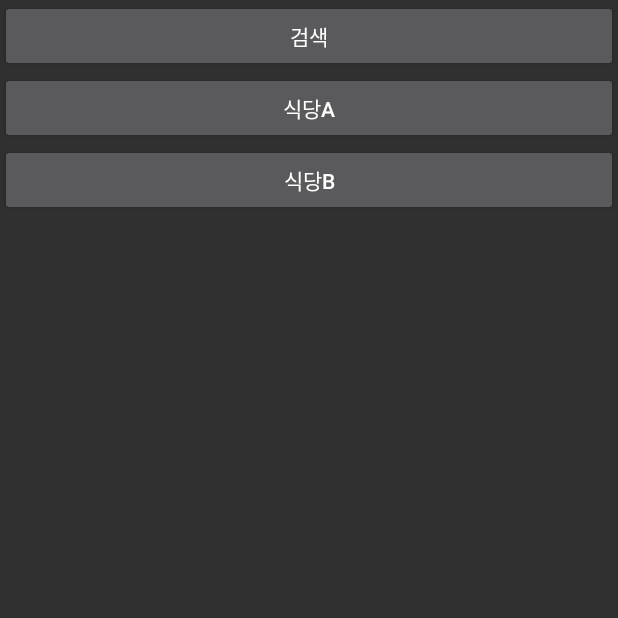
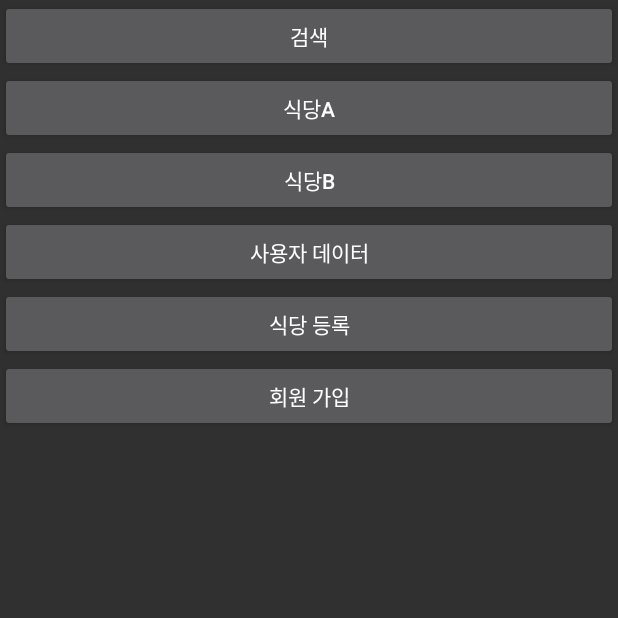
Before and after one commit to MarrRang/ma-WYE, an Android app: the screen it shows after launch (Base_Activity), on a phone screen of 412 x 824 dp, the top half of it. Run offline under Robolectric (Android 15) with nearby library versions, the light colour scheme and no system bars.

Commit message:
initial commit

```diff
--- a/app/src/main/java/com/example/ma/seat/Base_Activity.java
+++ b/app/src/main/java/com/example/ma/seat/Base_Activity.java
@@ -8,20 +8,32 @@ import android.widget.Button;
 
 public class Base_Activity extends AppCompatActivity implements View.OnClickListener{
 
-    Button searchBtn;
+    Button search_intent_Btn;
     Button restaurantA_intent_Btn;
     Button restaurantB_intent_Btn;
+    Button personalData_intent_Btn;
+    Button uploadRestaurant_intent_Btn;
+    Button signup_intent_Btn;
 
     @Override
     protected void onCreate(Bundle savedInstanceState) {
         super.onCreate(savedInstanceState);
         setContentView(R.layout.activity_base_);
 
+        search_intent_Btn = (Button)findViewById(R.id.base_Btn_Search);
         restaurantA_intent_Btn = (Button)findViewById(R.id.btn_restaurant_A);
         restaurantB_intent_Btn = (Button)findViewById(R.id.btn_restaurant_B);
+        personalData_intent_Btn = (Button)findViewById(R.id.base_Btn_PersonalData);
+        uploadRestaurant_intent_Btn = (Button)findViewById(R.id.base_Btn_UploadRestaurant);
+        signup_intent_Btn = (Button)findViewById(R.id.base_Btn_SignUp);
 
+        search_intent_Btn.setOnClickListener(this);
         restaurantA_intent_Btn.setOnClickListener(this);
         restaurantB_intent_Btn.setOnClickListener(this);
+        personalData_intent_Btn.setOnClickListener(this);
+        uploadRestaurant_intent_Btn.setOnClickListener(this);
+        signup_intent_Btn.setOnClickListener(this);
+
     }
 
         @Override
--- a/app/src/main/res/layout/activity_base_.xml
+++ b/app/src/main/res/layout/activity_base_.xml
@@ -7,7 +7,7 @@
     android:orientation="vertical">
 
     <Button
-        android:id="@+id/btn_search"
+        android:id="@+id/base_Btn_Search"
         android:layout_width="match_parent"
         android:layout_height="wrap_content"
         android:text="검색" />
@@ -16,7 +16,7 @@
         android:id="@+id/btn_restaurant_A"
         android:layout_width="match_parent"
         android:layout_height="wrap_content"
-        android:layout_below="@id/btn_search"
+        android:layout_below="@id/base_Btn_Search"
         android:text="식당A"/>
 
     <Button
@@ -26,4 +26,25 @@
         android:layout_below="@id/btn_restaurant_A"
         android:text="식당B"/>
 
+    <Button
+        android:id="@+id/base_Btn_PersonalData"
+        android:layout_width="match_parent"
+        android:layout_height="wrap_content"
+        android:layout_below="@id/btn_restaurant_B"
+        android:text="사용자 데이터"/>
+
+    <Button
+        android:id="@+id/base_Btn_UploadRestaurant"
+        android:layout_width="match_parent"
+        android:layout_height="wrap_content"
+        android:layout_below="@id/base_Btn_PersonalData"
+        android:text="식당 등록"/>
+
+    <Button
+        android:id="@+id/base_Btn_SignUp"
+        android:layout_width="match_parent"
+        android:layout_height="wrap_content"
+        android:layout_below="@id/base_Btn_UploadRestaurant"
+        android:text="회원 가입"/>
+
 </RelativeLayout>
```
